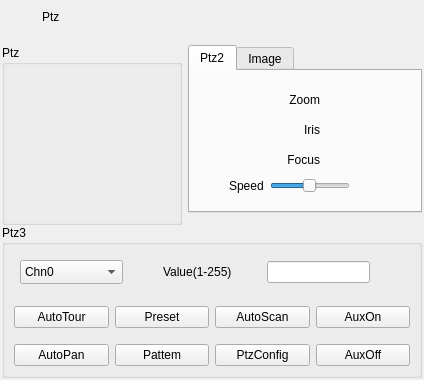
Before: the Qt Designer form App/Modules/AvGui/AvForm/dlgptzwindows.ui in jjzhang166/avWare, drawn with Qt 5.
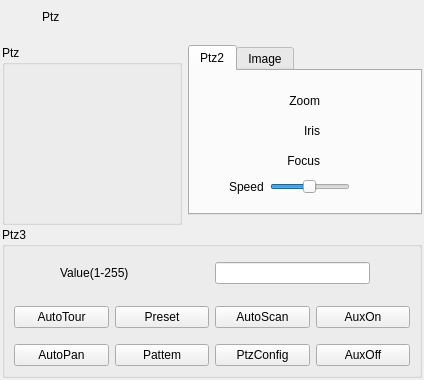
After: the same form once the commit is applied.

```diff
--- a/App/Modules/AvGui/AvForm/dlgptzwindows.ui
+++ b/App/Modules/AvGui/AvForm/dlgptzwindows.ui
@@ -952,7 +952,7 @@
        </widget>
       </item>
       <item row="0" column="0" colspan="4">
-       <layout class="QHBoxLayout" name="horizontalLayout" stretch="2,0,2,2,0">
+       <layout class="QHBoxLayout" name="horizontalLayout" stretch="0,2,2,0">
         <property name="sizeConstraint">
          <enum>QLayout::SetMinAndMaxSize</enum>
         </property>
@@ -968,26 +968,6 @@
         <property name="bottomMargin">
          <number>6</number>
         </property>
-        <item>
-         <widget class="QComboBox" name="CBoxChannels">
-          <property name="minimumSize">
-           <size>
-            <width>32</width>
-            <height>24</height>
-           </size>
-          </property>
-          <item>
-           <property name="text">
-            <string>Chn0</string>
-           </property>
-          </item>
-          <item>
-           <property name="text">
-            <string>Chn1</string>
-           </property>
-          </item>
-         </widget>
-        </item>
         <item>
          <spacer name="horizontalSpacer">
           <property name="orientation">
```
